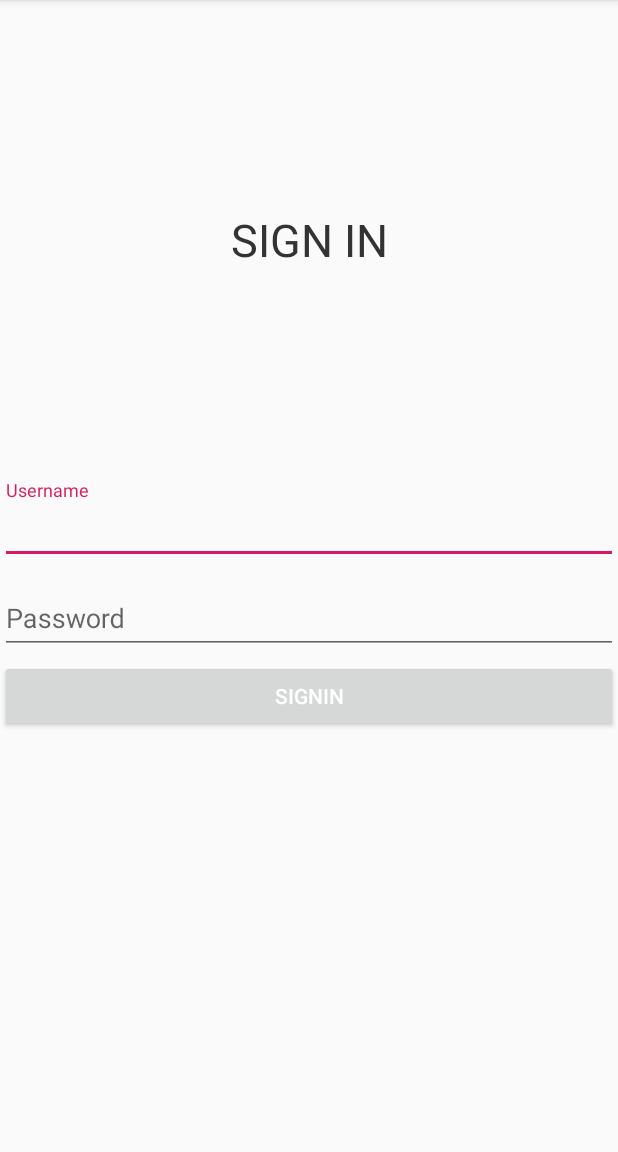
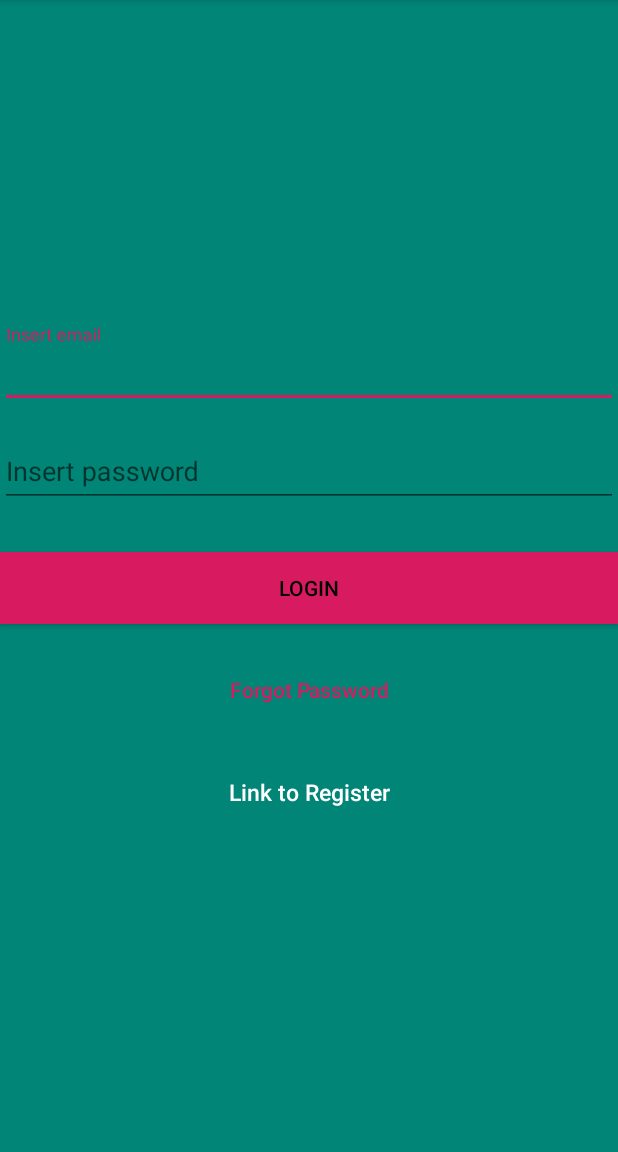
Before and after one commit to Chillin-Bacon/TagAFriend, an Android app: the SignInActivity screen opened directly, with no data from a screen before it, on a phone screen of 412 x 824 dp, the part 84-1236 px from its top. Run offline under Robolectric (Android 15) with nearby library versions, the phone set to English and light mode, and no system bars; our stand-ins replace Firebase (no records; nobody signed in at launch, a user with empty details on screens opened directly).

Commit message:
Working login and signup logic. Started MapActivity framework.

```diff
--- a/app/build.gradle
+++ b/app/build.gradle
@@ -32,6 +32,7 @@ dependencies {
     api 'com.android.support:design:26.1.0'
     implementation 'com.android.support:cardview-v7:26.0.0-alpha1'
     implementation 'com.android.support:recyclerview-v7:26.0.0-alpha1'
+    implementation 'com.google.android.gms:play-services-location:11.0.4'
 }
 
 apply plugin: 'com.google.gms.google-services'
--- a/app/src/main/AndroidManifest.xml
+++ b/app/src/main/AndroidManifest.xml
@@ -27,7 +27,9 @@
         </activity>
         <activity android:name=".SignInActivity" />
         <activity android:name=".SignUp" />
-        <activity android:name=".Main2Activity"></activity>
+        <activity android:name=".Main2Activity" />
+        <activity android:name=".DisplayMapActivity" />
+        <activity android:name=".ResetPasswordActivity"></activity>
     </application>
 
 </manifest>
--- a/app/src/main/java/com/tagafriend/SignInActivity.java
+++ b/app/src/main/java/com/tagafriend/SignInActivity.java
@@ -1,97 +1,109 @@
 package com.tagafriend;
 
 import android.content.Intent;
+import android.os.Bundle;
 import android.support.annotation.NonNull;
 import android.support.v7.app.AppCompatActivity;
-import android.os.Bundle;
+import android.support.v7.widget.Toolbar;
 import android.text.TextUtils;
 import android.view.View;
+import android.widget.Button;
 import android.widget.EditText;
+import android.widget.ProgressBar;
 import android.widget.Toast;
 
 import com.google.android.gms.tasks.OnCompleteListener;
 import com.google.android.gms.tasks.Task;
 import com.google.firebase.auth.AuthResult;
 import com.google.firebase.auth.FirebaseAuth;
-import com.google.firebase.auth.FirebaseUser;
-import com.google.firebase.database.DatabaseReference;
-import com.google.firebase.database.FirebaseDatabase;
-
 
 public class SignInActivity extends AppCompatActivity {
 
-    FirebaseDatabase database;
-    DatabaseReference myRef;
-    private FirebaseAuth mAuth;
-    private FirebaseAuth.AuthStateListener authStateListener;
-    private EditText emailText,passText;
-
+    private EditText inputEmail, inputPassword;
+    private FirebaseAuth auth;
+    private ProgressBar progressBar;
+    private Button btnSignup, btnLogin, btnReset;
 
     @Override
     protected void onCreate(Bundle savedInstanceState) {
         super.onCreate(savedInstanceState);
-        setContentView(R.layout.activity_sign_in);
-        emailText = (EditText) findViewById(R.id.username);
-        passText = (EditText) findViewById(R.id.password);
-        mAuth = FirebaseAuth.getInstance();
-        authStateListener = new FirebaseAuth.AuthStateListener() {
-            @Override
-            public void onAuthStateChanged(@NonNull FirebaseAuth firebaseAuth) {
 
 
-                if (firebaseAuth.getCurrentUser() != null) {
+        // set the view now
+        setContentView(R.layout.activity_sign_in);
 
-                    Intent intent = new Intent(getApplicationContext(), Main2Activity.class);
-                    startActivity(intent);
+        //Get Firebase auth instance
+        auth = FirebaseAuth.getInstance();
 
-                } /*else if (firebaseAuth.getCurrentUser() == null) {
+        // Toolbar toolbar = (Toolbar) findViewById(R.id.toolbar);
+        // setSupportActionBar(toolbar);
 
-                    Intent intent = new Intent(getApplicationContext(), SignUp.class);
-                    intent.addFlags(Intent.FLAG_ACTIVITY_CLEAR_TASK);
-                    startActivity(intent);
+        inputEmail = (EditText) findViewById(R.id.email);
+        inputPassword = (EditText) findViewById(R.id.password);
+        progressBar = (ProgressBar) findViewById(R.id.progressBar);
+        btnSignup = (Button) findViewById(R.id.btn_signup);
+        btnLogin = (Button) findViewById(R.id.btn_login);
+        btnReset = (Button) findViewById(R.id.btn_reset_password);
 
+        //Get Firebase auth instance
+        auth = FirebaseAuth.getInstance();
 
-                }*/
+        btnSignup.setOnClickListener(new View.OnClickListener() {
+            @Override
+            public void onClick(View v) {
+                startActivity(new Intent(SignInActivity.this, SignUp.class));
+            }
+        });
+
+        btnReset.setOnClickListener(new View.OnClickListener() {
+            @Override
+            public void onClick(View v) {
+                startActivity(new Intent(SignInActivity.this, ResetPasswordActivity.class));
+            }
+        });
+
+        btnLogin.setOnClickListener(new View.OnClickListener() {
+            @Override
+            public void onClick(View v) {
+                String email = inputEmail.getText().toString();
+                final String password = inputPassword.getText().toString();
+
+                if (TextUtils.isEmpty(email)) {
+                    Toast.makeText(getApplicationContext(), "Enter email address!", Toast.LENGTH_SHORT).show();
+                    return;
                 }
 
-            ;
-
-
-        };
-    }
-    @Override
-    public void onStart() {
-        super.onStart();
-        // Check if user is signed in (non-null) and update UI accordingly.
-        mAuth.addAuthStateListener(authStateListener);
+                if (TextUtils.isEmpty(password)) {
+                    Toast.makeText(getApplicationContext(), "Enter password!", Toast.LENGTH_SHORT).show();
+                    return;
                 }
 
+                progressBar.setVisibility(View.VISIBLE);
 
-
-    public void loginButton(View view){
-        String email= emailText.getText().toString().trim();
-        String pass = passText.getText().toString().trim();
-        if (TextUtils.isEmpty(email) || TextUtils.isEmpty(pass) ){
-
-
-            Toast.makeText(this,"Enter both values",Toast.LENGTH_LONG).show();
-        }
-        else
-        {
-            mAuth.signInWithEmailAndPassword(email,pass).addOnCompleteListener(new OnCompleteListener<AuthResult>() {
+                //authenticate user
+                auth.signInWithEmailAndPassword(email, password)
+                        .addOnCompleteListener(SignInActivity.this, new OnCompleteListener<AuthResult>() {
                             @Override
                             public void onComplete(@NonNull Task<AuthResult> task) {
-                    if (task.isSuccessful()){
-
-                        // checkUserExists();
-
-                        // Toast.makeText(SignInActivity.this,"Incorrect Username or Password",Toast.LENGTH_LONG).show();
+                                // If sign in fails, display a message to the user. If sign in succeeds
+                                // the auth state listener will be notified and logic to handle the
+                                // signed in user can be handled in the listener.
+                                progressBar.setVisibility(View.GONE);
+                                if (!task.isSuccessful()) {
+                                    // there was an error
+                                    if (password.length() < 6) {
+                                        inputPassword.setError(getString(R.string.minimum_password));
+                                    } else {
+                                        Toast.makeText(SignInActivity.this, getString(R.string.auth_failed), Toast.LENGTH_LONG).show();
+                                    }
+                                } else {
+                                    Intent intent = new Intent(SignInActivity.this, Main2Activity.class);
+                                    startActivity(intent);
+                                    finish();
                                 }
                             }
                         });
             }
-
+        });
     }
-
-
 }
--- a/app/src/main/res/layout/activity_sign_in.xml
+++ b/app/src/main/res/layout/activity_sign_in.xml
@@ -1,77 +1,89 @@
-<LinearLayout xmlns:android="http://schemas.android.com/apk/res/android"
+<?xml version="1.0" encoding="utf-8"?>
+<android.support.design.widget.CoordinatorLayout xmlns:android="http://schemas.android.com/apk/res/android"
+    xmlns:app="http://schemas.android.com/apk/res-auto"
     xmlns:tools="http://schemas.android.com/tools"
     android:layout_width="match_parent"
     android:layout_height="match_parent"
-    android:gravity="center_horizontal"
-    android:orientation="vertical"
-    tools:context="com.tagafriend.MainActivity">
-    <RelativeLayout
-        android:layout_width="match_parent"
-        android:layout_height="wrap_content"
-        android:layout_weight="0.5"
-        android:orientation="vertical">
-
-        <TextView
-            android:layout_width="match_parent"
-            android:layout_height="wrap_content"
-            android:layout_centerInParent="true"
-            android:gravity="center"
-            android:text="SIGN IN"
-            android:textSize="30sp"
-            android:textColor="#333333"/>
-
-    </RelativeLayout>
-
+    android:fitsSystemWindows="true"
+    tools:context="com.tagafriend.SignInActivity">
 
     <LinearLayout
-        android:layout_width="match_parent"
-        android:layout_height="wrap_content"
-        android:layout_weight="0.5"
+        android:layout_width="fill_parent"
+        android:layout_height="fill_parent"
+        android:background="@color/colorPrimary"
+        android:gravity="center"
         android:orientation="vertical">
 
         <android.support.design.widget.TextInputLayout
-            android:id="@+id/usernameWrapper"
             android:layout_width="match_parent"
             android:layout_height="wrap_content">
 
             <EditText
-                android:id="@+id/username"
+                android:id="@+id/email"
                 android:layout_width="match_parent"
                 android:layout_height="wrap_content"
+                android:layout_marginBottom="10dp"
+                android:hint="Insert email"
                 android:inputType="textEmailAddress"
-                android:hint="Username"/>
-
+                android:textColor="@android:color/white"
+                android:textColorHint="@android:color/white" />
         </android.support.design.widget.TextInputLayout>
 
         <android.support.design.widget.TextInputLayout
-            android:id="@+id/passwordWrapper"
             android:layout_width="match_parent"
-            android:layout_height="wrap_content"
-            android:layout_below="@id/usernameWrapper"
-            android:layout_marginTop="4dp">
+            android:layout_height="wrap_content">
 
             <EditText
                 android:id="@+id/password"
-                android:layout_width="match_parent"
+                android:layout_width="fill_parent"
                 android:layout_height="wrap_content"
+                android:layout_marginBottom="10dp"
+                android:hint="Insert password"
                 android:inputType="textPassword"
-                android:hint="Password"/>
-
+                android:textColor="@android:color/white"
+                android:textColorHint="@android:color/white" />
         </android.support.design.widget.TextInputLayout>
 
+        <!-- Login Button -->
+
         <Button
-            android:id="@+id/btn"
-            android:layout_marginTop="4dp"
-            android:layout_width="match_parent"
-            android:onClick="loginButton"
+            android:id="@+id/btn_login"
+            android:layout_width="fill_parent"
             android:layout_height="wrap_content"
+            android:layout_marginTop="20dip"
+            android:background="@color/colorAccent"
+            android:text="Login"
+            android:textColor="@android:color/black" />
+
+        <Button
+            android:id="@+id/btn_reset_password"
+            android:layout_width="fill_parent"
+            android:layout_height="wrap_content"
+            android:layout_marginTop="20dip"
+            android:background="@null"
+            android:text="Forgot Password"
+            android:textAllCaps="false"
+            android:textColor="@color/colorAccent" />
+
+        <!-- Link to Login Screen -->
+
+        <Button
+            android:id="@+id/btn_signup"
+            android:layout_width="fill_parent"
+            android:layout_height="wrap_content"
+            android:layout_marginTop="20dip"
+            android:background="@null"
+            android:text="Link to Register"
+            android:textAllCaps="false"
             android:textColor="@android:color/white"
-            android:text="SIGNIN" />
-
+            android:textSize="15dp" />
     </LinearLayout>
 
-
-
-
-
-</LinearLayout>
+    <ProgressBar
+        android:id="@+id/progressBar"
+        android:layout_width="30dp"
+        android:layout_height="30dp"
+        android:layout_gravity="center|bottom"
+        android:layout_marginBottom="20dp"
+        android:visibility="gone" />
+</android.support.design.widget.CoordinatorLayout>
--- a/app/src/main/res/values/strings.xml
+++ b/app/src/main/res/values/strings.xml
@@ -1,3 +1,10 @@
 <resources>
     <string name="app_name">TagAFriend</string>
+    <string name="title_location_permission">Permission</string>
+    <string name="text_location_permission">Please authorize the app</string>
+    <string name="ok">OK</string>
+    <string name="minimum_password">Minimum Password Must be ≥ 6 Characters</string>
+    <string name="auth_failed">Authorization Failed</string>
 </resources>
+
+    <!--.setTitle(R.string.title_location_permission)--><!--.setMessage(R.string.text_location_permission)--><!--.setPositiveButton(R.string.ok, new DialogInterface.OnClickListener()-->
```
Also changed, not shown: app/src/main/java/com/tagafriend/DisplayMapActivity.java (added, +174 -0 lines), app/src/main/java/com/tagafriend/MainActivity.java (+29 -14 lines), app/src/main/java/com/tagafriend/ResetPasswordActivity.java (added, +13 -0 lines), app/src/main/res/layout/activity_display_map.xml (added, +8 -0 lines), app/src/main/res/layout/activity_main2.xml (+18 -3 lines), app/src/main/res/layout/activity_reset_password.xml (added, +9 -0 lines), app/src/main/res/drawable/userplaceholder.png (added). Lines whose indentation alone changed are shown as unchanged.
